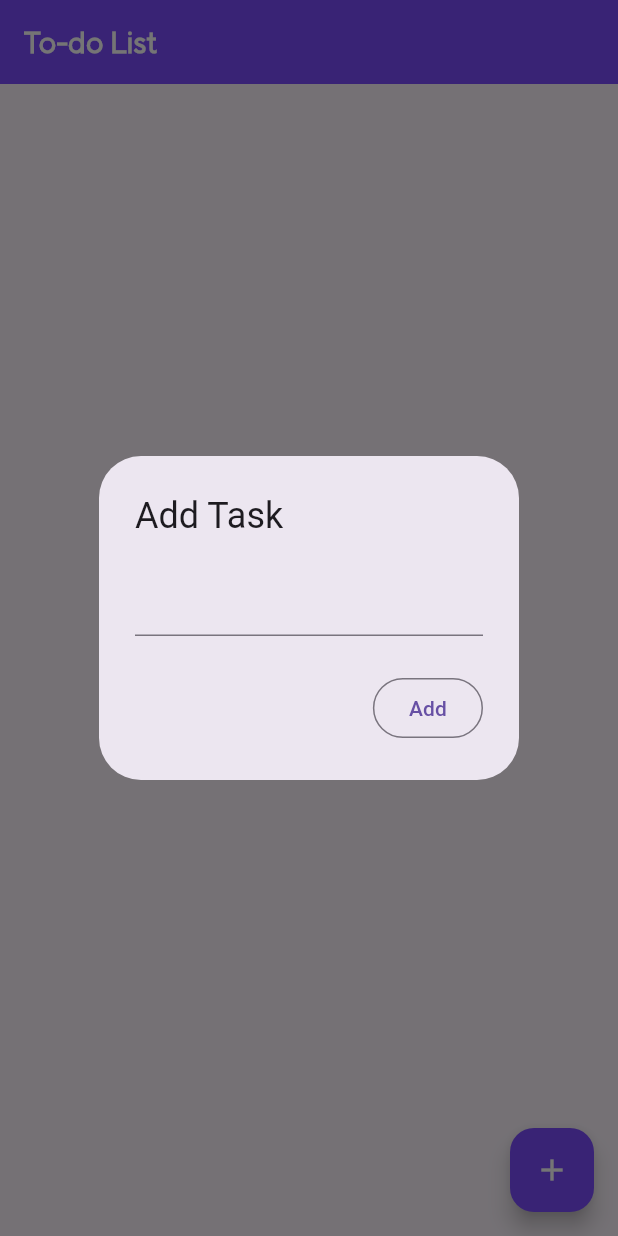
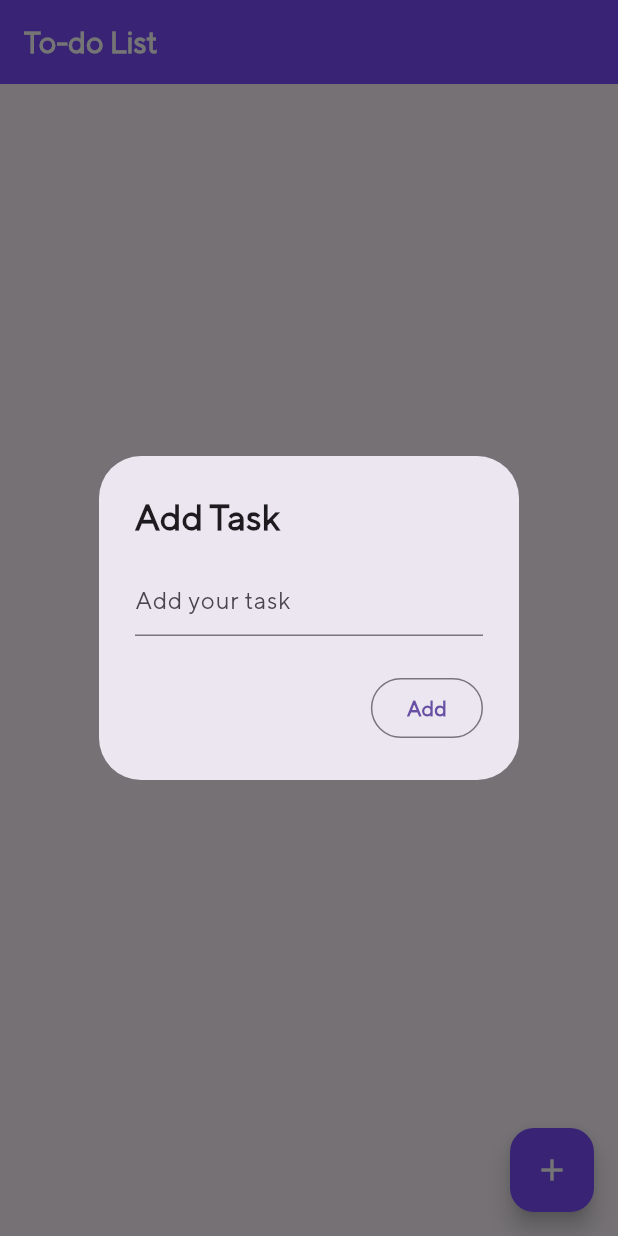
Before and after one commit to dbaudunova/Neobis_Flutter_Hello_Flutter, a Flutter app: the screen it shows after launch, after a tap on the "add" icon, on a phone screen of 412 x 824 dp. Run offline on Flutter 3.47's test engine with Material 3 defaults, Android fonts, the phone set to English and light mode, and no system bars; our stand-ins replace hive, hive_flutter; accounts and stored records are empty.

Commit message:
feat: add adding new task style: change style of ListView and AlertDialog

```diff
--- /dev/null
+++ b/lib/client/hive_names.dart
@@ -0,0 +1,3 @@
+class HiveBoxes {
+  static String todo = 'todo_box';
+}
--- a/lib/main.dart
+++ b/lib/main.dart
@@ -1,8 +1,17 @@
 import 'package:flutter/material.dart';
+import 'package:hive_flutter/adapters.dart';
+import 'package:neobis_flutter_hello_flutter/client/hive_names.dart';
+import 'package:neobis_flutter_hello_flutter/models/todo.dart';
 import 'package:neobis_flutter_hello_flutter/pages/task.dart';
 
-void main() => runApp(MaterialApp(
-      theme:
-          ThemeData(appBarTheme: AppBarTheme(color: Colors.deepPurpleAccent)),
-      home: const Task(),
-    ));
+void main() async {
+  await Hive.initFlutter();
+  Hive.registerAdapter(TodoAdapter());
+  await Hive.openBox<Todo>(HiveBoxes.todo);
+
+  runApp(MaterialApp(
+    theme: ThemeData(
+        appBarTheme: const AppBarTheme(color: Colors.deepPurpleAccent)),
+    home: const Task(),
+  ));
+}
--- /dev/null
+++ b/lib/models/todo.dart
@@ -0,0 +1,14 @@
+import 'package:hive/hive.dart';
+part 'todo.g.dart';
+
+@HiveType(typeId: 0)
+class Todo extends HiveObject {
+  @HiveField(0)
+  final String id;
+  @HiveField(1)
+  final bool isComplete;
+  @HiveField(2)
+  final String task;
+
+  Todo({this.id = '', this.isComplete = false, required this.task});
+}
--- a/lib/pages/task.dart
+++ b/lib/pages/task.dart
@@ -1,4 +1,7 @@
 import 'package:flutter/material.dart';
+import 'package:hive_flutter/adapters.dart';
+import 'package:neobis_flutter_hello_flutter/client/hive_names.dart';
+import 'package:neobis_flutter_hello_flutter/models/todo.dart';
 
 class Task extends StatefulWidget {
   const Task({super.key});
@@ -8,30 +11,46 @@ class Task extends StatefulWidget {
 }
 
 class _TaskState extends State<Task> {
+  String title = '';
+  String task = '';
   List todoList = [];
-  String _userTask = '';
 
   _dialogOpen() {
     showDialog(
         context: context,
         builder: (BuildContext context) => AlertDialog(
-              title: const Text('Add Task'),
+              title: const Text('Add Task',
+                  style: TextStyle(
+                      fontFamily: 'TTNorms', fontWeight: FontWeight.bold)),
               content: TextField(
+                decoration: const InputDecoration(
+                    hintText: 'Add your task',
+                    hintStyle: TextStyle(fontFamily: 'TTNorms')),
                 onChanged: (String value) {
-                  _userTask = value;
+                  setState(() {
+                    task = value;
+                  });
                 },
               ),
               actions: [
                 OutlinedButton(
                     onPressed: () {
                       setState(() {
-                        todoList.add(_userTask);
+                        _onFormSubmit();
                       });
-                      Navigator.of(context).pop();
                     },
-                    child: const Text('Add'))
+                    child: const Text('Add',
+                        style: TextStyle(
+                            fontFamily: 'TTNorms',
+                            fontWeight: FontWeight.bold)))
               ],
             ));
+  }
+
+  void _onFormSubmit() {
+    Box<Todo> contactsBox = Hive.box<Todo>(HiveBoxes.todo);
+    contactsBox.add(Todo(task: task));
+    Navigator.of(context).pop();
   }
 
   @override
@@ -46,24 +65,33 @@ class _TaskState extends State<Task> {
             fontFamily: 'TTNorms',
             fontWeight: FontWeight.bold,
           )),
-      body: ListView.builder(
-          itemCount: todoList.length,
-          itemBuilder: (BuildContext context, int index) {
-            return Dismissible(
-                key: Key(todoList[index]),
-                child: Card(
-                  child: ListTile(
-                    title: Text(todoList[index]),
-                    trailing: IconButton(
-                      icon: const Icon(Icons.delete, color: Colors.red),
-                      onPressed: () {
-                        setState(() {
-                          todoList.removeAt(index);
-                        });
-                      },
+      body: ValueListenableBuilder(
+          valueListenable: Hive.box<Todo>(HiveBoxes.todo).listenable(),
+          builder: (context, Box<Todo> box, _) {
+            if (box.values.isEmpty) {
+              return const Center(
+                child:
+                    Text("Todo list is empty", style: TextStyle(fontSize: 20)),
+              );
+            }
+            return ListView.builder(
+                itemCount: box.values.length,
+                itemBuilder: (context, index) {
+                  Todo? res = box.getAt(index);
+                  return Container(
+                    padding: const EdgeInsets.all(4),
+                    child: Material(
+                      elevation: 4.0,
+                      borderRadius: BorderRadius.circular(16.0),
+                      color: Colors.indigo,
+                      child: ListTile(
+                        titleTextStyle: const TextStyle(fontFamily: 'TTNorms', fontSize: 24),
+                        textColor: Colors.white,
+                        title: Text(res!.task),
+                      ),
                     ),
-                  ),
-                ));
+                  );
+                });
           }),
       floatingActionButton: FloatingActionButton(
         backgroundColor: Colors.deepPurpleAccent,
```
Also changed, not shown: pubspec.yaml (+6 -1 lines), lib/models/todo.g.dart (added), pubspec.lock.
